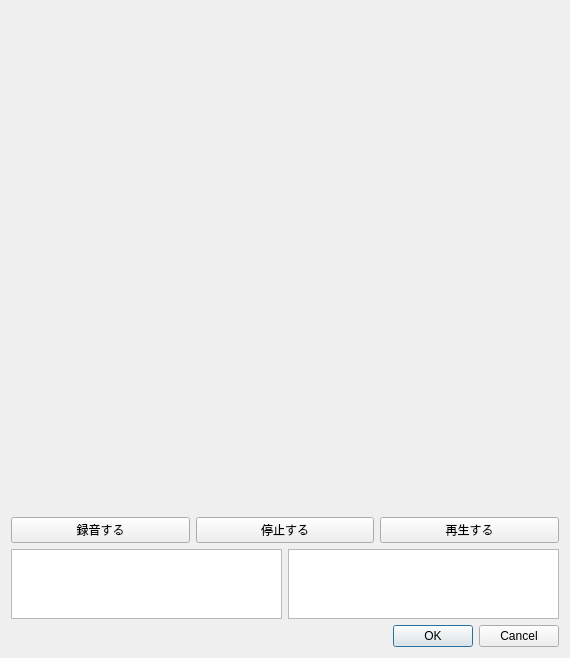
Qt form ui/recordWithPhotoDialog.ui (yufujimoto/SurveyDataCollector) before a commit.
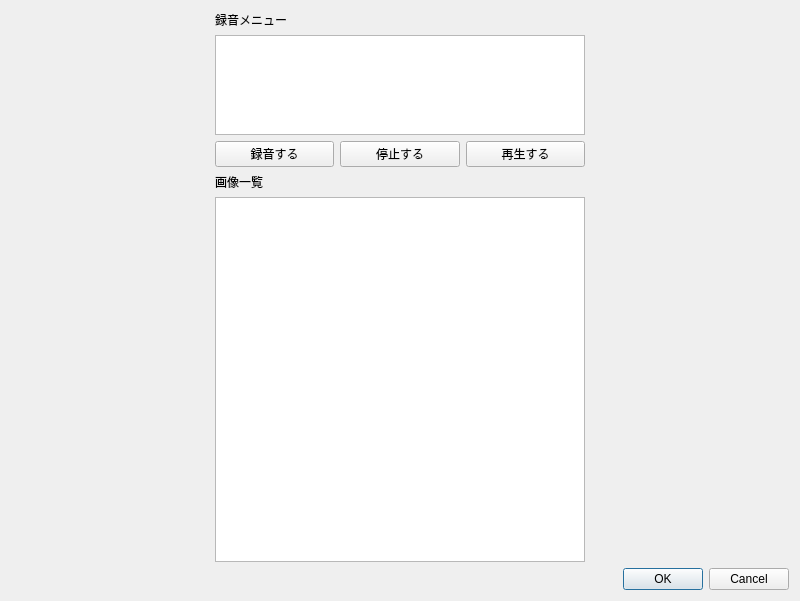
The same form after that commit.

Commit message: Add image viewer.

The edit to the form file:
```diff
--- a/ui/recordWithPhotoDialog.ui
+++ b/ui/recordWithPhotoDialog.ui
@@ -6,10 +6,16 @@
    <rect>
     <x>0</x>
     <y>0</y>
-    <width>570</width>
-    <height>402</height>
+    <width>800</width>
+    <height>601</height>
    </rect>
   </property>
+  <property name="minimumSize">
+   <size>
+    <width>800</width>
+    <height>600</height>
+   </size>
+  </property>
   <property name="windowTitle">
    <string>Dialog</string>
   </property>
@@ -20,23 +26,33 @@
       <number>0</number>
      </property>
      <item>
-      <layout class="QVBoxLayout" name="verticalLayout">
+      <layout class="QVBoxLayout" name="verticalLayout_3">
        <property name="leftMargin">
         <number>0</number>
        </property>
+       <property name="topMargin">
+        <number>0</number>
+       </property>
        <item>
-        <widget class="QLabel" name="image_panel">
+        <widget class="QLabel" name="lbl_snd">
+         <property name="text">
+          <string>録音メニュー</string>
+         </property>
+        </widget>
+       </item>
+       <item>
+        <widget class="QListWidget" name="lst_snd_fls">
          <property name="minimumSize">
           <size>
            <width>0</width>
-           <height>500</height>
+           <height>0</height>
           </size>
          </property>
-         <property name="text">
-          <string/>
-         </property>
-         <property name="alignment">
-          <set>Qt::AlignCenter</set>
+         <property name="maximumSize">
+          <size>
+           <width>370</width>
+           <height>100</height>
+          </size>
          </property>
         </widget>
        </item>
@@ -76,20 +92,33 @@
         </layout>
        </item>
        <item>
-        <layout class="QHBoxLayout" name="horizontalLayout_4">
-         <property name="leftMargin">
-          <number>0</number>
+        <widget class="QLabel" name="lbl_img">
+         <property name="text">
+          <string>画像一覧</string>
          </property>
-         <property name="topMargin">
-          <number>0</number>
+        </widget>
+       </item>
+       <item>
+        <widget class="QListView" name="lst_img_icon">
+         <property name="maximumSize">
+          <size>
+           <width>370</width>
+           <height>16777215</height>
+          </size>
          </property>
-         <item>
-          <widget class="QListWidget" name="lst_img_fls"/>
-         </item>
-         <item>
-          <widget class="QListWidget" name="lst_snd_fls"/>
-         </item>
-        </layout>
+         <property name="editTriggers">
+          <set>QAbstractItemView::NoEditTriggers</set>
+         </property>
+         <property name="movement">
+          <enum>QListView::Static</enum>
+         </property>
+         <property name="resizeMode">
+          <enum>QListView::Adjust</enum>
+         </property>
+         <property name="viewMode">
+          <enum>QListView::IconMode</enum>
+         </property>
+        </widget>
        </item>
       </layout>
      </item>
```
Left out of the diff: 14 changed lines with no effect on the pictures. The commit also changes 163 other files.
